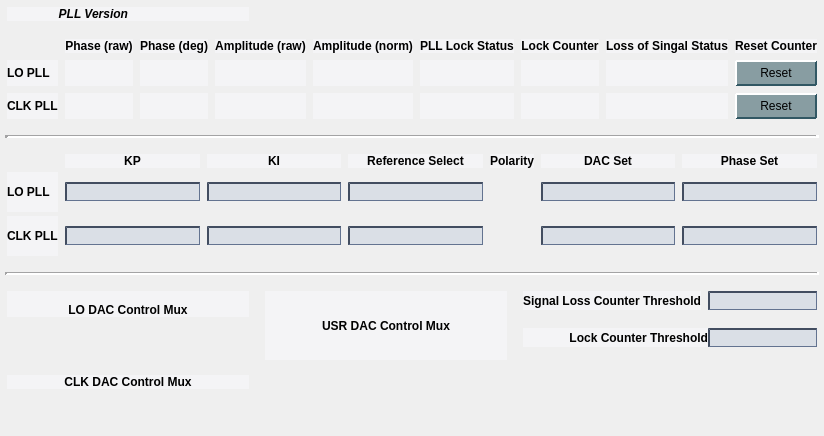
Old version of the form new_look/pll.ui in the repository cristinasewell/ATCA_PyDM_Screens.
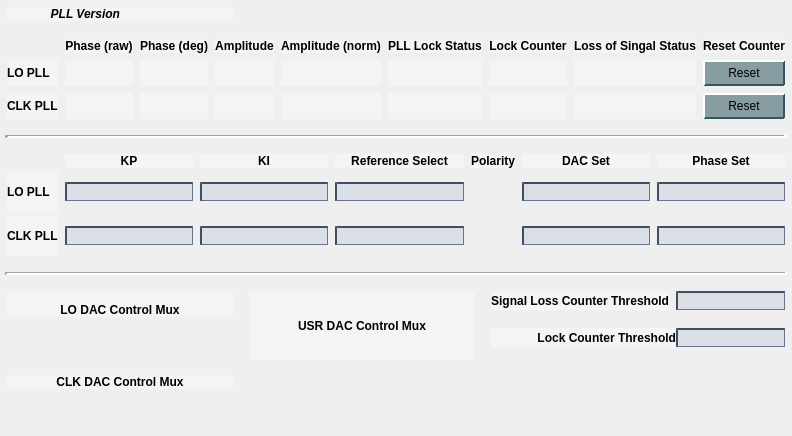
New version of the form. Custom widgets are drawn as their Qt base class.

Commit message: MNT: corrected some labels

The edit to the form file:
```diff
--- a/new_look/pll.ui
+++ b/new_look/pll.ui
@@ -807,7 +807,7 @@
         </font>
        </property>
        <property name="text">
-        <string>Amplitude (raw)</string>
+        <string>Amplitude</string>
        </property>
        <property name="alignment">
         <set>Qt::AlignCenter</set>
```
The commit also changes 5 other files.
